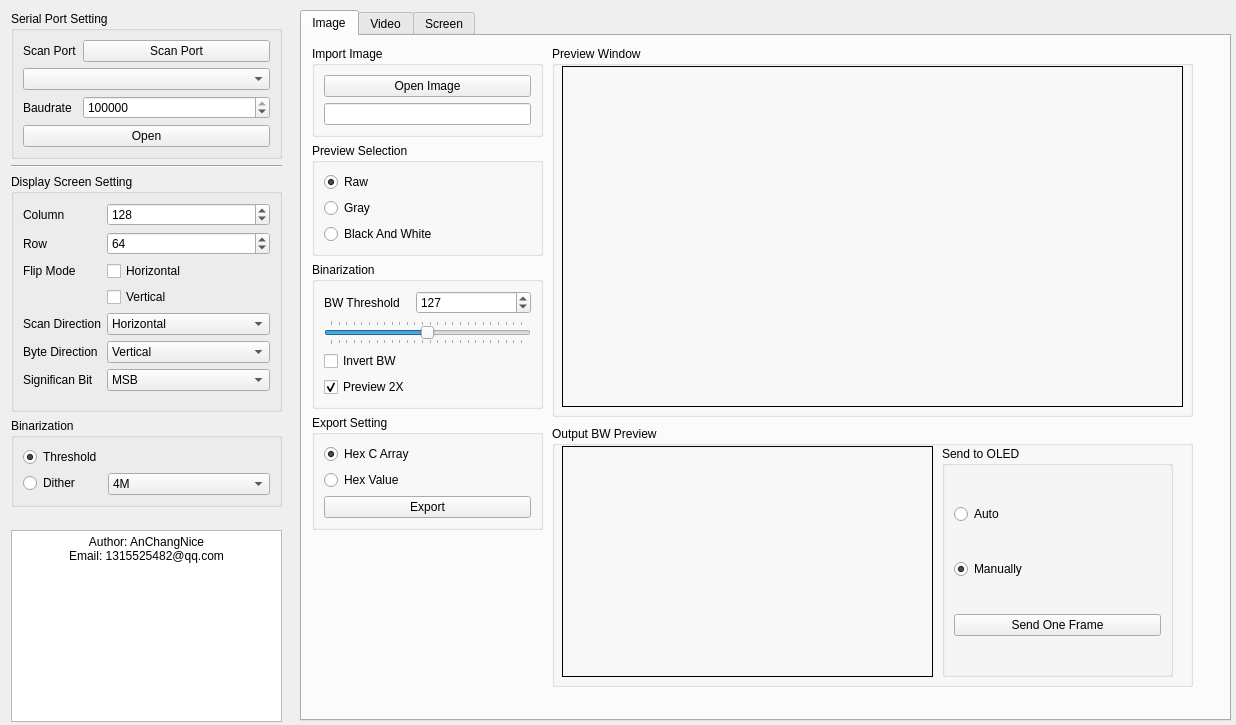
Before: the Qt Designer form python_gui/UI/main_ui.ui in AnChangNice/oled_display_gui, drawn with Qt 5.
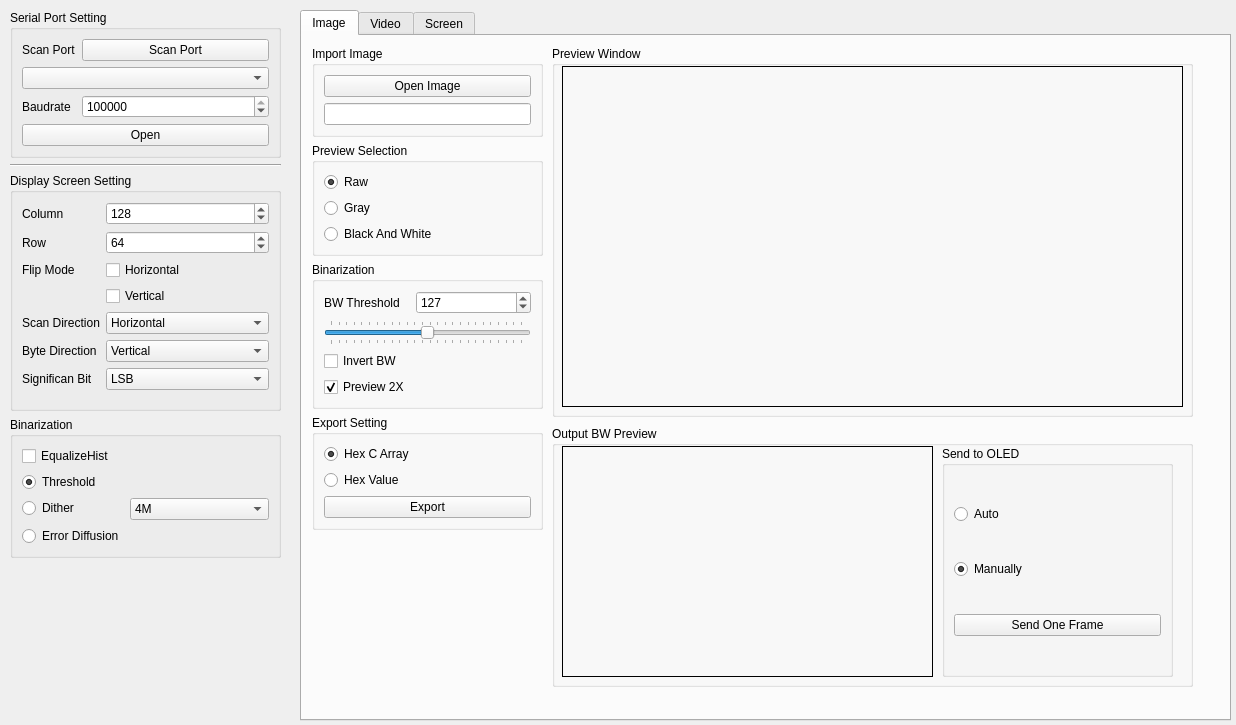
After: the same form once the commit is applied.

Diff of the .ui file:
```diff
--- a/python_gui/UI/main_ui.ui
+++ b/python_gui/UI/main_ui.ui
@@ -26,8 +26,8 @@
    <widget class="QWidget" name="widget" native="true">
     <property name="geometry">
      <rect>
-      <x>11</x>
-      <y>11</y>
+      <x>10</x>
+      <y>10</y>
       <width>271</width>
       <height>711</height>
      </rect>
@@ -202,11 +202,6 @@
         </item>
         <item row="6" column="1">
          <widget class="QComboBox" name="comboBox_displaySignBit">
-          <item>
-           <property name="text">
-            <string>MSB</string>
-           </property>
-          </item>
           <item>
            <property name="text">
             <string>LSB</string>
@@ -251,7 +246,7 @@
         <string>Binarization</string>
        </property>
        <layout class="QFormLayout" name="formLayout_7">
-        <item row="0" column="0">
+        <item row="1" column="0">
          <widget class="QRadioButton" name="radioButton_binarizationThreshold">
           <property name="enabled">
            <bool>true</bool>
@@ -264,14 +259,14 @@
           </property>
          </widget>
         </item>
-        <item row="1" column="0">
+        <item row="2" column="0">
          <widget class="QRadioButton" name="radioButton_binarizationDither">
           <property name="text">
            <string>Dither</string>
           </property>
          </widget>
         </item>
-        <item row="1" column="1">
+        <item row="2" column="1">
          <widget class="QComboBox" name="comboBox_ditherBayerSize">
           <item>
            <property name="text">
@@ -290,6 +285,20 @@
           </item>
          </widget>
         </item>
+        <item row="3" column="0">
+         <widget class="QRadioButton" name="radioButton_binarizationErrorDiffusion">
+          <property name="text">
+           <string>Error Diffusion</string>
+          </property>
+         </widget>
+        </item>
+        <item row="0" column="0">
+         <widget class="QCheckBox" name="checkBox_binarizationEqualizeHist">
+          <property name="text">
+           <string>EqualizeHist</string>
+          </property>
+         </widget>
+        </item>
        </layout>
       </widget>
      </item>
@@ -306,24 +315,6 @@
        </property>
       </spacer>
      </item>
-     <item>
-      <widget class="QTextEdit" name="textEdit">
-       <property name="sizePolicy">
-        <sizepolicy hsizetype="Expanding" vsizetype="MinimumExpanding">
-         <horstretch>0</horstretch>
-         <verstretch>0</verstretch>
-        </sizepolicy>
-       </property>
-       <property name="html">
-        <string>&lt;!DOCTYPE HTML PUBLIC &quot;-//W3C//DTD HTML 4.0//EN&quot; &quot;http://www.w3.org/TR/REC-html40/strict.dtd&quot;&gt;
-&lt;html&gt;&lt;head&gt;&lt;meta name=&quot;qrichtext&quot; content=&quot;1&quot; /&gt;&lt;style type=&quot;text/css&quot;&gt;
-p, li { white-space: pre-wrap; }
-&lt;/style&gt;&lt;/head&gt;&lt;body style=&quot; font-family:'SimSun'; font-size:9pt; font-weight:400; font-style:normal;&quot;&gt;
-&lt;p align=&quot;center&quot; style=&quot; margin-top:0px; margin-bottom:0px; margin-left:0px; margin-right:0px; -qt-block-indent:0; text-indent:0px;&quot;&gt;&lt;span style=&quot; font-family:'SimSun';&quot;&gt;Author: AnChangNice&lt;/span&gt;&lt;/p&gt;
-&lt;p align=&quot;center&quot; style=&quot; margin-top:0px; margin-bottom:0px; margin-left:0px; margin-right:0px; -qt-block-indent:0; text-indent:0px;&quot;&gt;&lt;span style=&quot; font-family:'SimSun';&quot;&gt;Email: 1315525482@qq.com&lt;/span&gt;&lt;/p&gt;&lt;/body&gt;&lt;/html&gt;</string>
-       </property>
-      </widget>
-     </item>
     </layout>
    </widget>
    <widget class="QWidget" name="widget_2" native="true">
```
Left out of the diff: 9 changed lines with no effect on the pictures.
